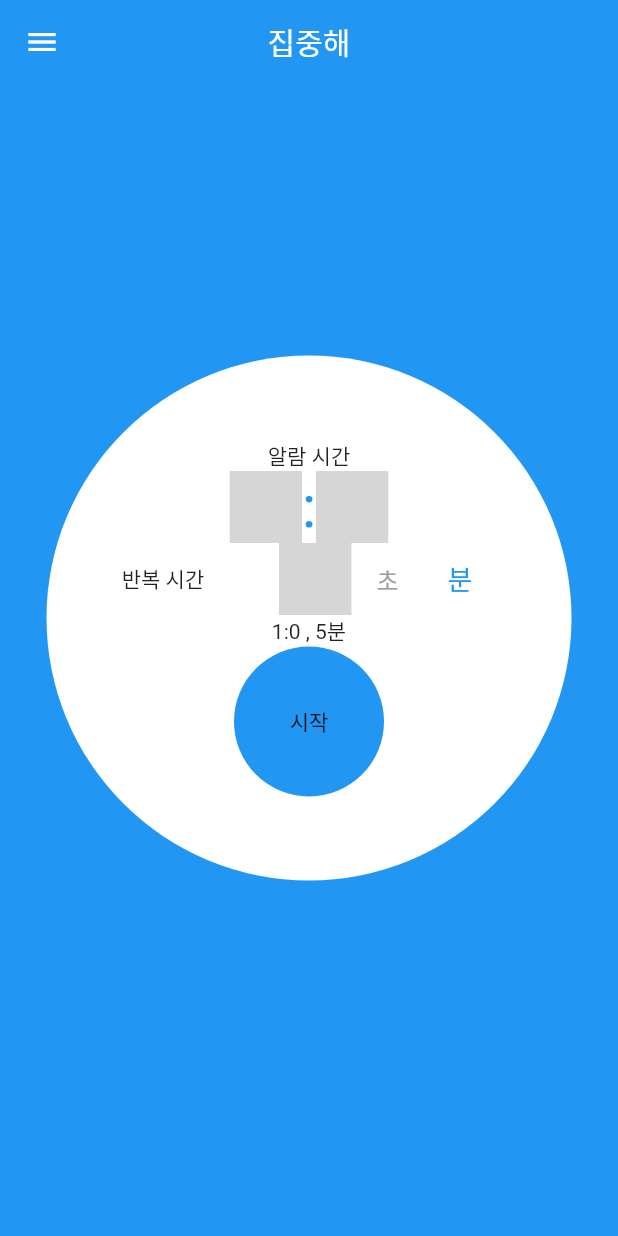
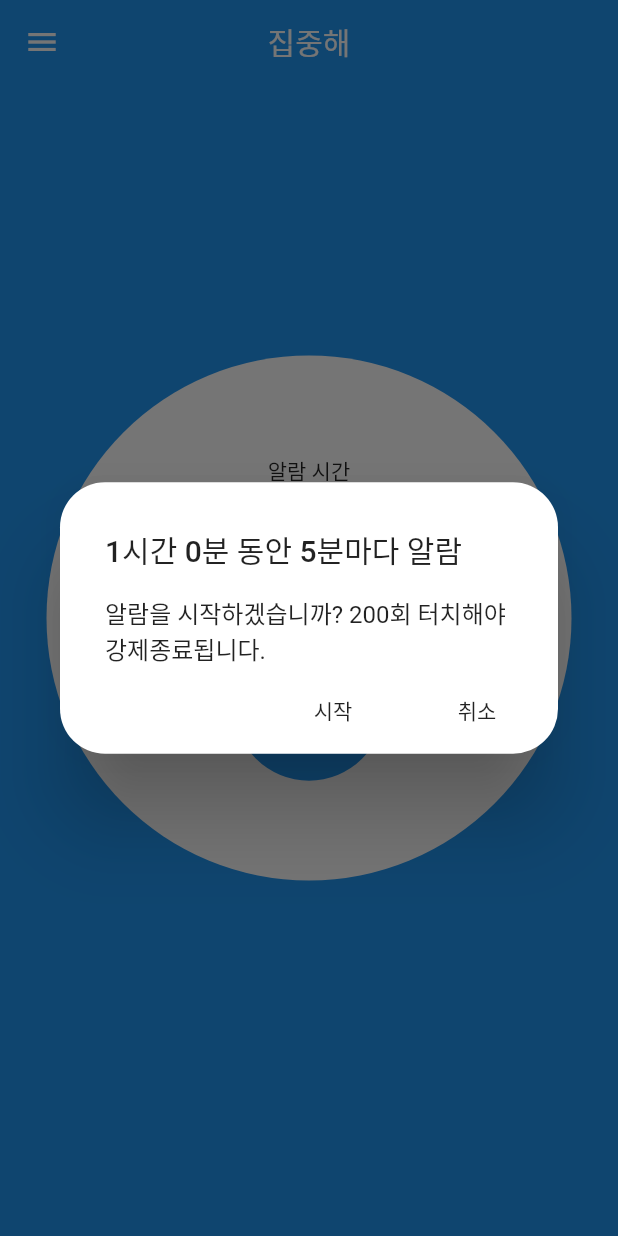
Before and after one commit to mjkcool/focusup, a Flutter app: the screen it shows after launch, after a tap on "시작", on a phone screen of 412 x 824 dp. Run offline on Flutter 3.47's test engine with Material 2 defaults, Android fonts, the phone set to English and light mode, and no system bars; our stand-ins replace google_fonts, numberpicker; missing offline and left inert: android_alarm_manager, flutter_material_pickers; statements that could not run were skipped; grey boxes are pictures that could not be loaded.

```diff
--- a/lib/main.dart
+++ b/lib/main.dart
@@ -3,22 +3,40 @@ import 'package:flutter/material.dart';
 import 'package:flutter/painting.dart';
 import 'package:flutter/widgets.dart';
 import 'package:numberpicker/numberpicker.dart';
+import 'package:android_alarm_manager/android_alarm_manager.dart';
 import 'package:flutter_material_pickers/flutter_material_pickers.dart';
+import 'package:google_fonts/google_fonts.dart';
+// https://fonts.google.com/specimen/Chakra+Petch?preview.text=6:57&preview.text_type=custom&category=Serif,Sans+Serif,Display,Monospace&sidebar.open=true&selection.family=Chakra+Petch:wght@600
+
+var _title = 'Focus Up';
+var _appbarTitle = '집중해';
 
 void main() {
-  runApp(MyApp());
+  runApp(Main());
 }
 
-class MyApp extends StatelessWidget {
+class Main extends StatelessWidget {
   // This widget is the root of your application.
   @override
   Widget build(BuildContext context) {
     return MaterialApp(
-      title: 'Focus Up',
-      home: MyHomePage(title: '집중해'),
+      title: _title,
+      home: MyHomePage(title: _appbarTitle),
     );
   }
 }
+
+class Run extends StatelessWidget {
+  // This widget is the root of your application.
+  @override
+  Widget build(BuildContext context) {
+    return MaterialApp(
+      title: _title,
+      home: RunPage(title: _appbarTitle),
+    );
+  }
+}
+
 
 class MyHomePage extends StatefulWidget {
   MyHomePage({Key key, this.title}) : super(key: key);
@@ -28,15 +46,13 @@ class MyHomePage extends StatefulWidget {
   _MyHomePageState createState() => _MyHomePageState();
 }
 
-
+var _timeLimitH = 1, _timeLimitM = 0, _durationTime = 5;
+final _durationUnitList = ["초", "분"];
+var _durationUnit = "분";
+var selectedIndex = 1;
+var _touchNumForClose = 200;
 
 class _MyHomePageState extends State<MyHomePage> {
-
-  // final _timenumList = [for(int i=1; i<=59; i++) i];
-  var _timeLimitH = 1, _timeLimitM = 0, _durationTime = 5;
-  final _durationUnitList = ["초", "분"];
-  var _durationUnit = "분";
-  var selectedIndex = 1;
 
   @override
   Widget build(BuildContext context) {
@@ -81,14 +97,12 @@ class _MyHomePageState extends State<MyHomePage> {
                       Text("반복 시간"),
                       Row(
                         children: <Widget>[
-                          durationTime_picker(),
                           customRadio(_durationUnitList[0],0),
                           customRadio(_durationUnitList[1],1),
                         ],
                       ),
                     ],
                   ),
-                  Text("$_timeLimitH:$_timeLimitM , $_durationTime$_durationUnit"),
                   SizedBox(
                       width: 100,
                       height: 100,
@@ -99,7 +113,7 @@ class _MyHomePageState extends State<MyHomePage> {
                           ),
                           color: Colors.blue,
                           elevation: 0.0,
-                          onPressed: () {}
+                          onPressed: _showDialog,
                       )
                   ),
                 ],
@@ -120,8 +134,10 @@ class _MyHomePageState extends State<MyHomePage> {
         textStyle: TextStyle(fontSize: 16, color: Colors.black),
         listViewWidth: 80,
         zeroPad: false,
-        onChanged: (newValue) => setState(() => _timeLimitH = newValue));
+        onChanged: (newValue) => setState(() => _timeLimitH = newValue)
+      );
   }
+
   Widget time_limit_Mpicker(){
     return NumberPicker.integer(
         initialValue: _timeLimitM,
@@ -165,5 +181,90 @@ class _MyHomePageState extends State<MyHomePage> {
     });
   }
 
+  void _showDialog() {
+    showDialog(
+      context: context,
+      barrierDismissible: false,
+      builder: (BuildContext context) {
+        // return object of type Dialog
+        return AlertDialog(
+          titlePadding: EdgeInsets.fromLTRB(30.0, 30.0, 30.0, 15.0),
+          contentPadding: EdgeInsets.fromLTRB(30.0, 0, 30.0, 5.0),
+          actionsPadding: EdgeInsets.fromLTRB(0, 0, 10.0, 5.0),
+          title: Text("$_timeLimitH시간 $_timeLimitM분 동안 $_durationTime$_durationUnit마다 알람"),
+          content: SingleChildScrollView(
+            child: Text("알람을 시작하겠습니까? $_touchNumForClose회 터치해야 강제종료됩니다.")
+          ),
+          shape: RoundedRectangleBorder(
+              borderRadius: BorderRadius.circular(30.0)
+          ),
+          actions: <Widget>[
+            FlatButton(
+              child: Text("시작"),
+              onPressed: () {
+                Navigator.push(
+                  context,
+                  MaterialPageRoute(builder: (context) => Run()),
+                );
+                // Navigator.pop(context);
+              },
+            ),
+            FlatButton(
+              child: Text("취소"),
+              onPressed: () {
+                Navigator.pop(context);
+              },
+            ),
+          ],
+        );
+      },
+    );
+  }
+}
 
+
+class RunPage extends StatefulWidget {
+  RunPage({Key key, this.title}) : super(key: key);
+  final String title;
+
+  @override
+  _RunPageState createState() => _RunPageState();
 }
+
+class _RunPageState extends State<RunPage>{
+  @override
+  Widget build(BuildContext context) {
+    return Scaffold(
+      appBar: AppBar(
+        centerTitle: true,
+        title: Text(widget.title),
+        backgroundColor: Colors.transparent,
+        elevation: 0.0,
+      ),
+      extendBodyBehindAppBar: true,
+      body: Container(
+        color: Colors.blue,
+        child: Center(
+          child: Card(
+            shape: RoundedRectangleBorder(
+              borderRadius: BorderRadius.circular(200.0),
+            ),
+            elevation: 0.0,
+            color: Colors.red,
+            child: Container(
+              width: 350,
+              height: 350,
+              child: Column(
+                mainAxisAlignment: MainAxisAlignment.center,
+                crossAxisAlignment: CrossAxisAlignment.center,
+                children: <Widget>[
+                  Text("$_touchNumForClose회 연속 터치 시 강제종료")
+                ]
+              ),
+            ),
+          ),
+        ),
+      ),
+    );
+  }
+}
--- a/pubspec.yaml
+++ b/pubspec.yaml
@@ -25,6 +25,8 @@ dependencies:
     sdk: flutter
   numberpicker: ^1.3.0
   flutter_material_pickers: ^1.9.1
+  android_alarm_manager: ^0.4.5+20
+  google_fonts: ^1.1.1
 #  flutter_time_picker_spinner: ^1.0.6+1
 
 
```
Also changed, not shown: pubspec.lock, 2 other files.
